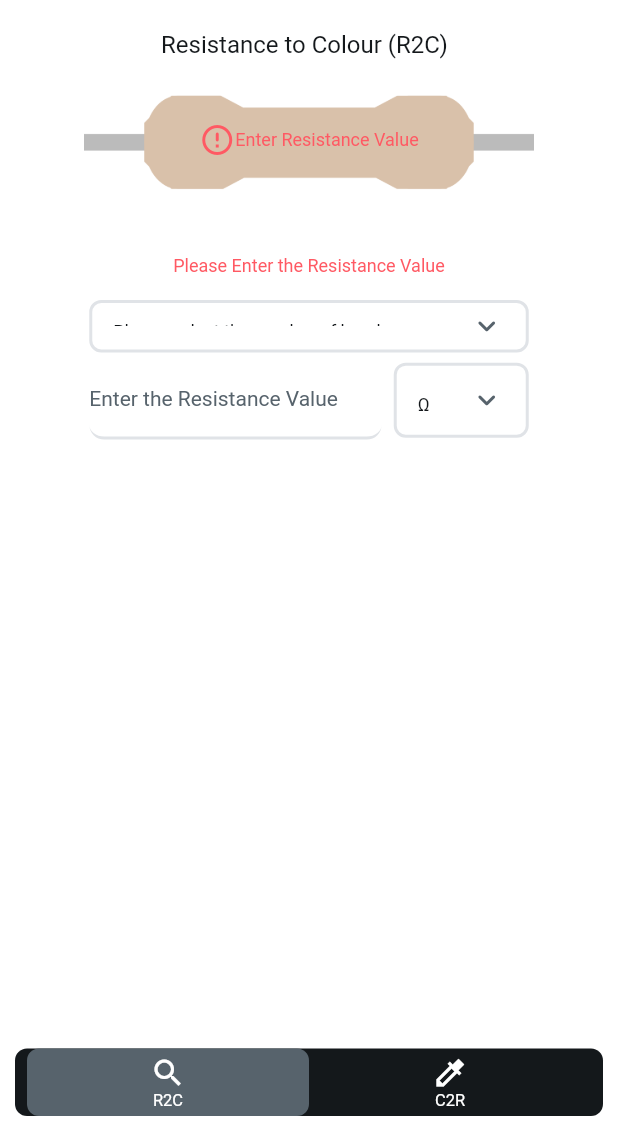
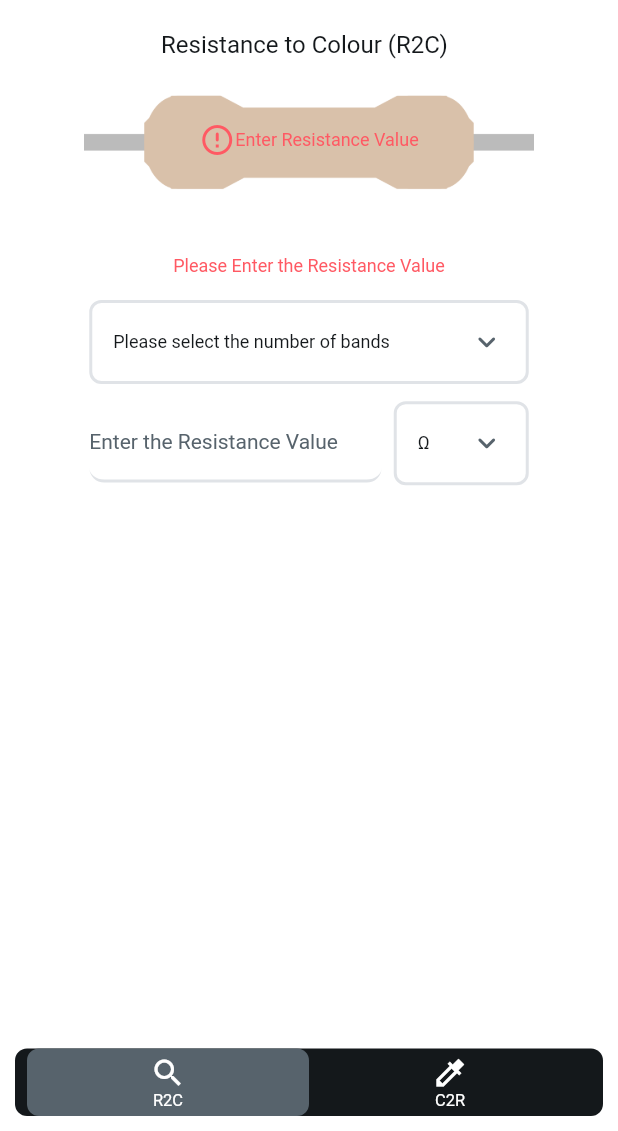
Before and after one commit to treshanappuhamy/ResistCalc, a Flutter app: the screen it shows after launch, on a phone screen of 412 x 824 dp, the part 105-1236 px from its top. Run offline on Flutter 3.47's test engine with Material 3 defaults, Android fonts, the phone set to English and light mode, and no system bars; drawn by our look-alikes of floating_bottom_navigation_bar, flutter_animate; our stand-ins replace auto_size_text, cloud_firestore, dropdown_button2, easy_debounce, firebase_core, font_awesome_flutter and 7 more; missing offline and left inert: json_path; accounts and stored records are empty; Roboto replaces fonts that are missing (Readex Pro).

Commit message:
fixed a font bug in dropdowns

```diff
--- a/lib/rto_c/rto_c_widget.dart
+++ b/lib/rto_c/rto_c_widget.dart
@@ -765,7 +765,7 @@ class _RtoCWidgetState extends State<RtoCWidget> with TickerProviderStateMixin {
                                 alignment: const AlignmentDirectional(0.0, -1.0),
                                 child: SizedBox(
                                   width: 393.0,
-                                  height: 190.0,
+                                  height: 300.0,
                                   child: Stack(
                                     alignment: const AlignmentDirectional(0.0, 0.0),
                                     children: [
@@ -861,7 +861,6 @@ class _RtoCWidgetState extends State<RtoCWidget> with TickerProviderStateMixin {
                                                               .dropDownValue3)![3];
                                                   setState(() {});
                                                 },
-                                                height: 35.0,
                                                 textStyle:
                                                     FlutterFlowTheme.of(context)
                                                         .bodyMedium
@@ -907,7 +906,7 @@ class _RtoCWidgetState extends State<RtoCWidget> with TickerProviderStateMixin {
                                         child: Padding(
                                           padding:
                                               const EdgeInsetsDirectional.fromSTEB(
-                                                  0.0, 20.0, 0.0, 0.0),
+                                                  0.0, 30.0, 0.0, 0.0),
                                           child: Row(
                                             mainAxisSize: MainAxisSize.min,
                                             mainAxisAlignment:
@@ -1150,7 +1149,6 @@ class _RtoCWidgetState extends State<RtoCWidget> with TickerProviderStateMixin {
                                                     setState(() {});
                                                   },
                                                   width: 90.0,
-                                                  height: 50.0,
                                                   textStyle:
                                                       FlutterFlowTheme.of(
                                                               context)
@@ -1202,7 +1200,7 @@ class _RtoCWidgetState extends State<RtoCWidget> with TickerProviderStateMixin {
                                           child: Padding(
                                             padding:
                                                 const EdgeInsetsDirectional.fromSTEB(
-                                                    50.0, 42.0, 50.0, 0.0),
+                                                    50.0, 20.0, 50.0, 0.0),
                                             child: FlutterFlowDropDown<String>(
                                               controller: _model
                                                       .dropDownValueController3 ??=
@@ -1261,7 +1259,6 @@ class _RtoCWidgetState extends State<RtoCWidget> with TickerProviderStateMixin {
                                                             .dropDownValue3)![3];
                                                 setState(() {});
                                               },
-                                              height: 35.0,
                                               textStyle:
                                                   FlutterFlowTheme.of(context)
                                                       .bodyMedium
@@ -1310,7 +1307,7 @@ class _RtoCWidgetState extends State<RtoCWidget> with TickerProviderStateMixin {
                                           child: Padding(
                                             padding:
                                                 const EdgeInsetsDirectional.fromSTEB(
-                                                    50.0, 128.0, 50.0, 0.0),
+                                                    50.0, 140.0, 50.0, 0.0),
                                             child: FlutterFlowDropDown<String>(
                                               controller: _model
                                                       .dropDowntemoValueController ??=
@@ -1369,7 +1366,6 @@ class _RtoCWidgetState extends State<RtoCWidget> with TickerProviderStateMixin {
                                                             .dropDownValue3)![3];
                                                 setState(() {});
                                               },
-                                              height: 35.0,
                                               textStyle:
                                                   FlutterFlowTheme.of(context)
                                                       .bodyMedium
```
Also changed, not shown: lib/c2r/c2r_widget.dart (+1 -8 lines).
